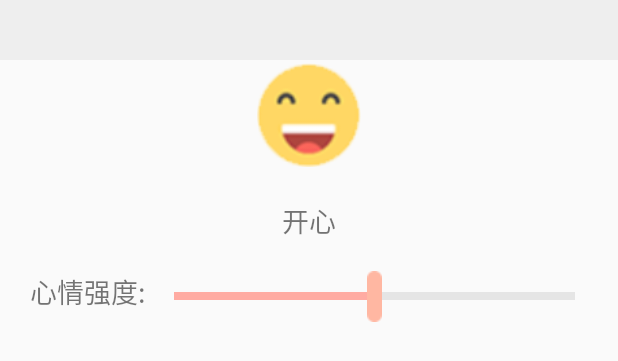
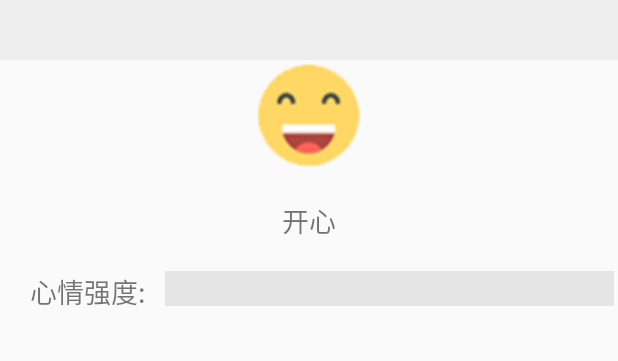
Before and after one commit to yuexihan/Living, an Android app: the layout emotion_detect_result_dialog.xml on its own in the app's theme, with its tools: preview values and no code run, on a phone screen of 412 x 824 dp. Shown: the top 361 px of the screen. Run offline under Robolectric (Android 15) with nearby library versions, the phone set to English and light mode, and no system bars.

Commit message:
优化一些体验

```diff
--- a/app/src/main/AndroidManifest.xml
+++ b/app/src/main/AndroidManifest.xml
@@ -46,7 +46,7 @@
                   android:name=".RegisterActivity" />
         <activity
             android:name=".RecordDetailActivity" />
-        <activity android:name=".tools.FloatEditorActivity"
+        <activity android:name=".FloatEditorActivity"
             android:windowSoftInputMode="stateAlwaysVisible"
             android:theme="@style/NoTitleDialogTheme"/>
 
--- a/app/src/main/res/layout/emotion_detect_result_dialog.xml
+++ b/app/src/main/res/layout/emotion_detect_result_dialog.xml
@@ -52,21 +52,18 @@
             android:text="@string/emotion_value"
             android:textSize="18sp" />
 
-        <SeekBar
-            android:id="@+id/emoDegree"
+        <ProgressBar
+            android:id="@+id/emoBar"
+            style="@android:style/Widget.ProgressBar.Horizontal"
             android:layout_width="match_parent"
             android:layout_height="wrap_content"
-            android:layout_marginBottom="30dp"
-            android:layout_marginLeft="0dp"
-            android:layout_marginRight="10dp"
-            android:layout_weight="1"
-            android:clickable="false"
+            android:layout_marginLeft="10dp"
+            android:layout_weight="0"
             android:max="100"
             android:minWidth="100dp"
-            android:progress="50"
             android:progressDrawable="@drawable/seekbar_bg"
-            android:scrollbarAlwaysDrawVerticalTrack="false"
-            android:thumb="@drawable/seekbar_thumb" />
+            android:scaleY="5"
+            android:visibility="visible" />
 
     </LinearLayout>
 
--- a/app/src/main/res/layout/record_frag_layout.xml
+++ b/app/src/main/res/layout/record_frag_layout.xml
@@ -81,9 +81,9 @@
 
             <RadioButton
                 android:id="@+id/rbut_happy"
-                android:layout_weight="1"
                 android:layout_width="0dp"
                 android:layout_height="80dp"
+                android:layout_weight="1"
                 android:button="@null"
                 android:checked="true"
                 android:drawableTop="@drawable/radio_happy_bg"
```
Also changed, not shown: app/src/main/java/com/tencent/living/EmotionDetectResultDialog.java (+7 -5 lines), app/src/main/java/com/tencent/living/FloatEditorActivity.java (renamed from app/src/main/java/com/tencent/living/tools/FloatEditorActivity.java, +6 -1 lines), app/src/main/java/com/tencent/living/RecordDetailPlan.java (+11 -13 lines), app/src/main/java/com/tencent/living/RecordFragment.java (+10 -2 lines).
